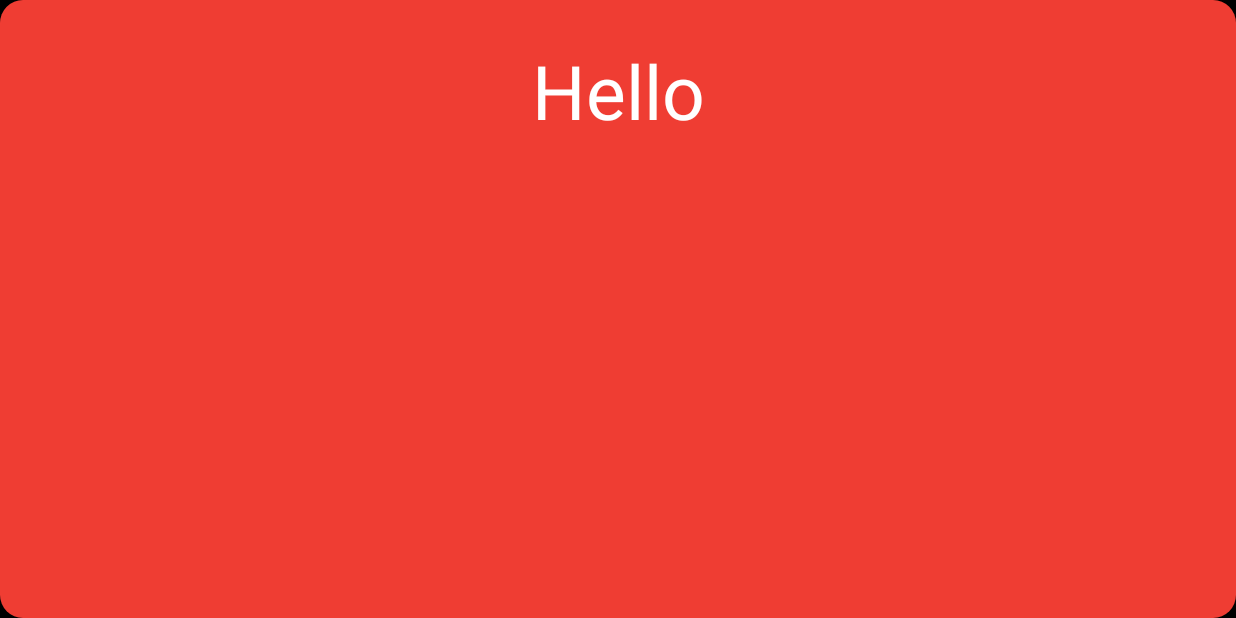
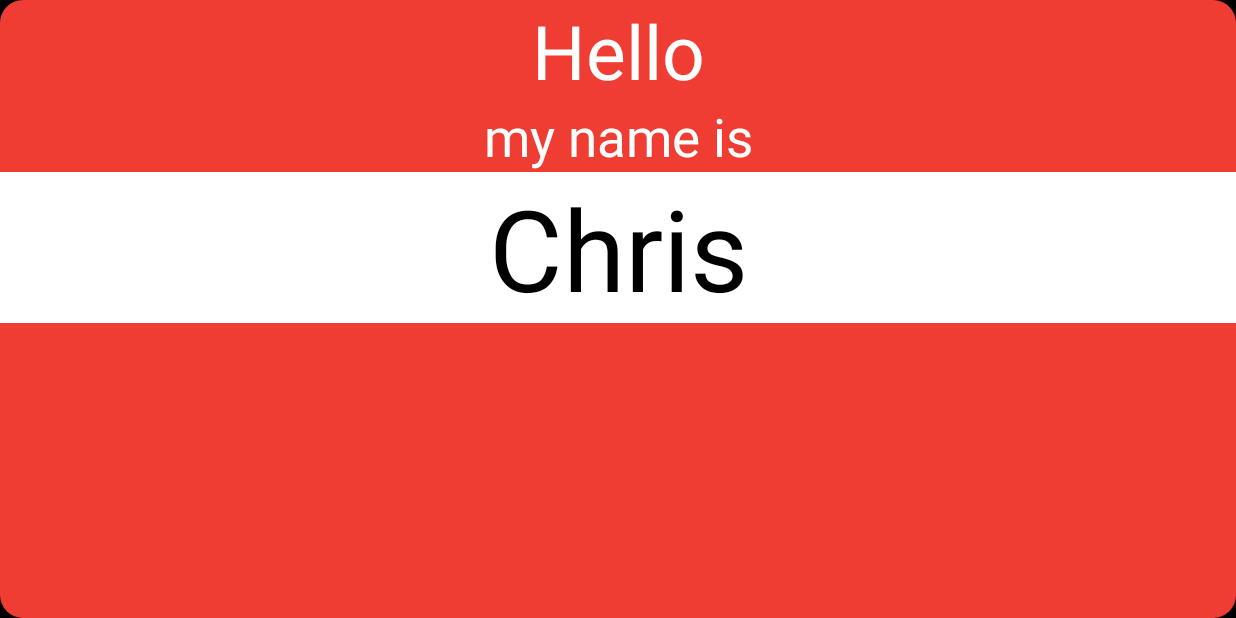
Before and after one commit to cwammes/HelloMyNameIs-Android, an Android app: the screen it shows after launch (MainActivity), on a phone screen of 824 x 412 dp (held sideways). Run offline under Robolectric (Android 15) with nearby library versions, the phone set to English and light mode, and no system bars.

Commit message:
Fix issues from presentation

```diff
--- a/app/src/main/java/org/gdg/toledo/hellomynameis/MainActivity.java
+++ b/app/src/main/java/org/gdg/toledo/hellomynameis/MainActivity.java
@@ -49,6 +49,9 @@ public class MainActivity extends AppCompatActivity {
                     }
                 });
 
+                AlertDialog alertDialog = alertDialogBuilder.create();
+                alertDialog.show();
+
             }
         });
     }
--- a/app/src/main/res/layout/activity_main.xml
+++ b/app/src/main/res/layout/activity_main.xml
@@ -11,7 +11,7 @@
     <LinearLayout
         android:layout_width="match_parent"
         android:layout_height="match_parent"
-        android:orientation="horizontal"
+        android:orientation="vertical"
         android:background="@drawable/rounded_corner">
 
         <TextView
```
